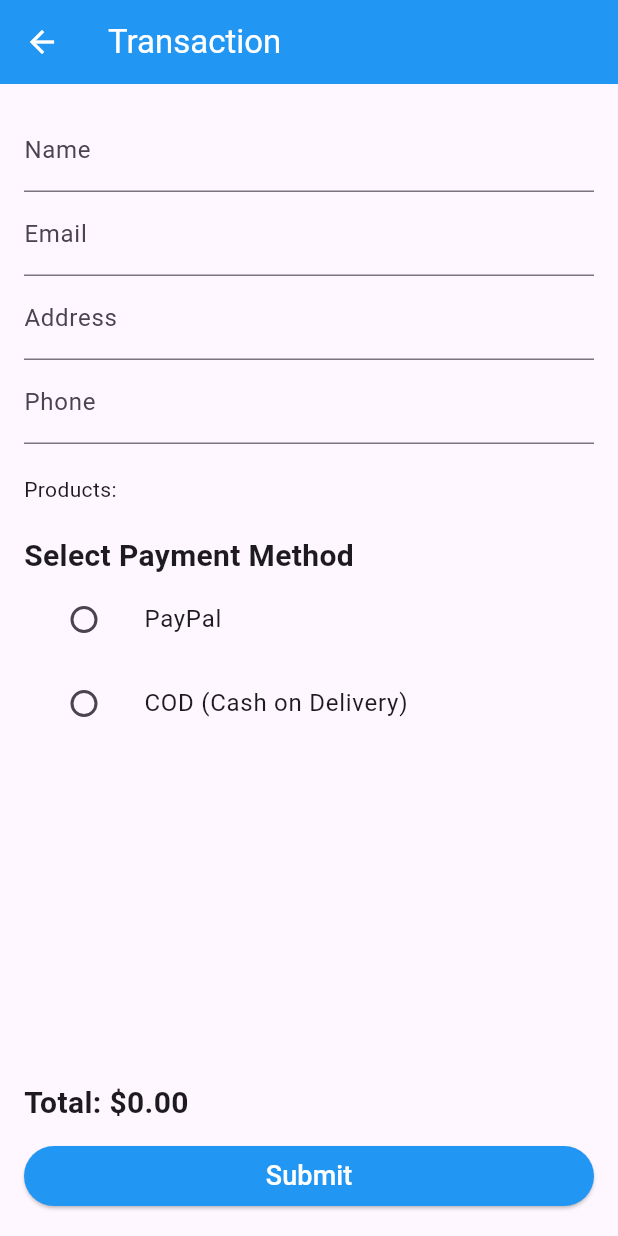
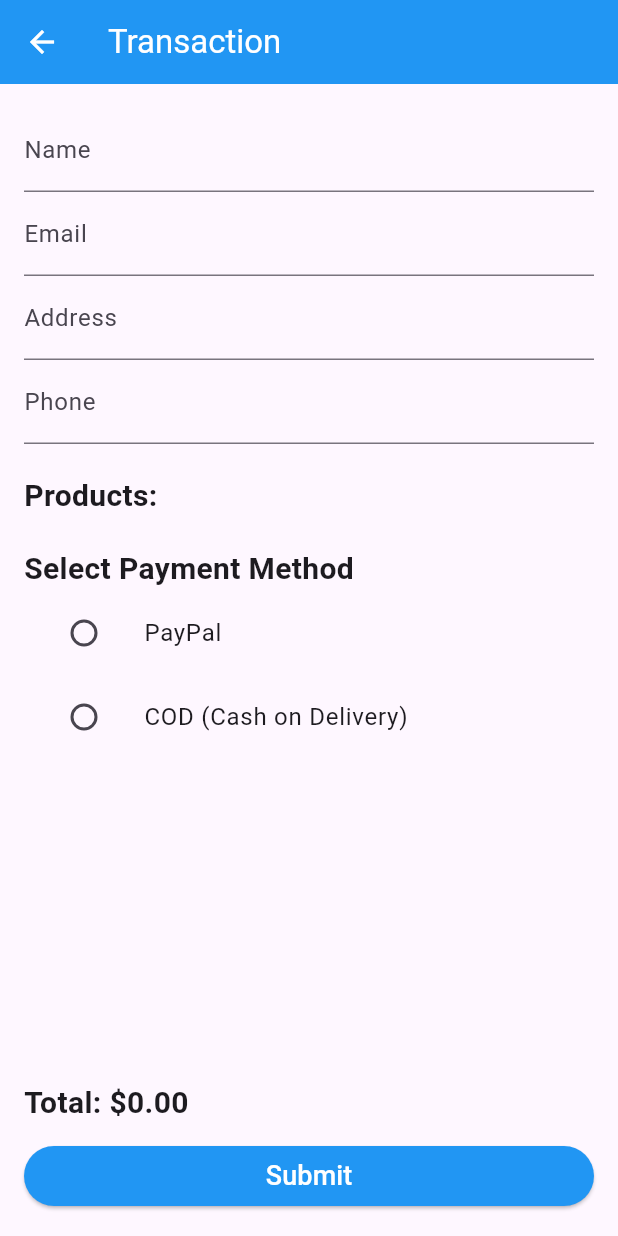
Before and after one commit to gentaananda48/jb_store, a Flutter app: the TransactionScreen screen opened directly with empty values, on a phone screen of 412 x 824 dp. Run offline on Flutter 3.47's test engine with Material 3 defaults, Android fonts, the phone set to English and light mode, and no system bars; network calls fail.

```diff
--- a/lib/transaction/transaction_screen.dart
+++ b/lib/transaction/transaction_screen.dart
@@ -131,7 +131,10 @@ class _TransactionScreenState extends State<TransactionScreen> {
                 },
               ),
               SizedBox(height: 20),
-              Text('Products:'),
+              Text(
+                'Products:',
+                style: TextStyle(fontSize: 20, fontWeight: FontWeight.bold),
+              ),
               ...widget.cart.map((product) => ListTile(
                     leading: Image.network(
                       product.image,
```
